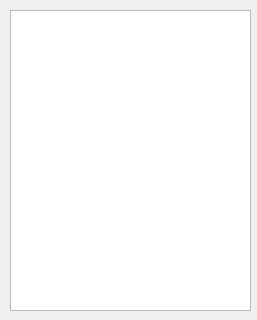
Qt form userList.ui (Gaffaell/projeto-agenda) before a commit.
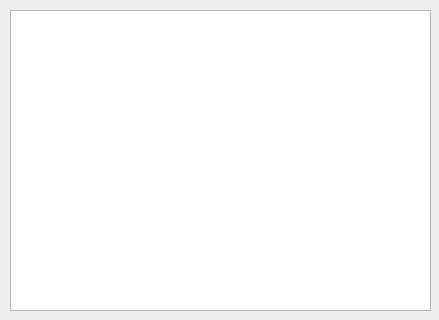
The same form after that commit.

Diff of the .ui file:
```diff
--- a/userList.ui
+++ b/userList.ui
@@ -6,7 +6,7 @@
    <rect>
     <x>0</x>
     <y>0</y>
-    <width>257</width>
+    <width>439</width>
     <height>320</height>
    </rect>
   </property>
@@ -18,7 +18,7 @@
     <rect>
      <x>10</x>
      <y>10</y>
-     <width>241</width>
+     <width>421</width>
      <height>301</height>
     </rect>
    </property>
```
